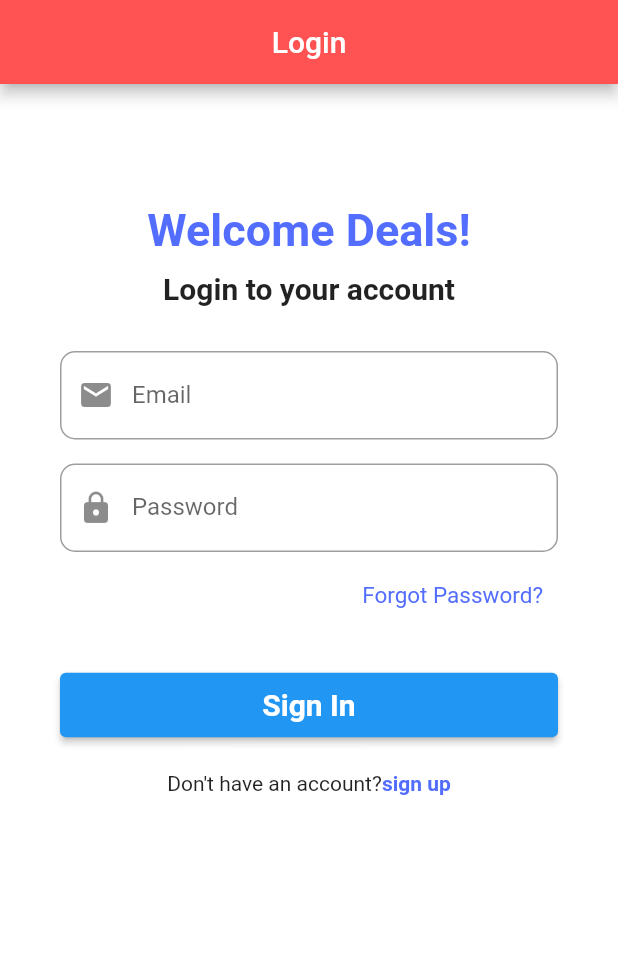
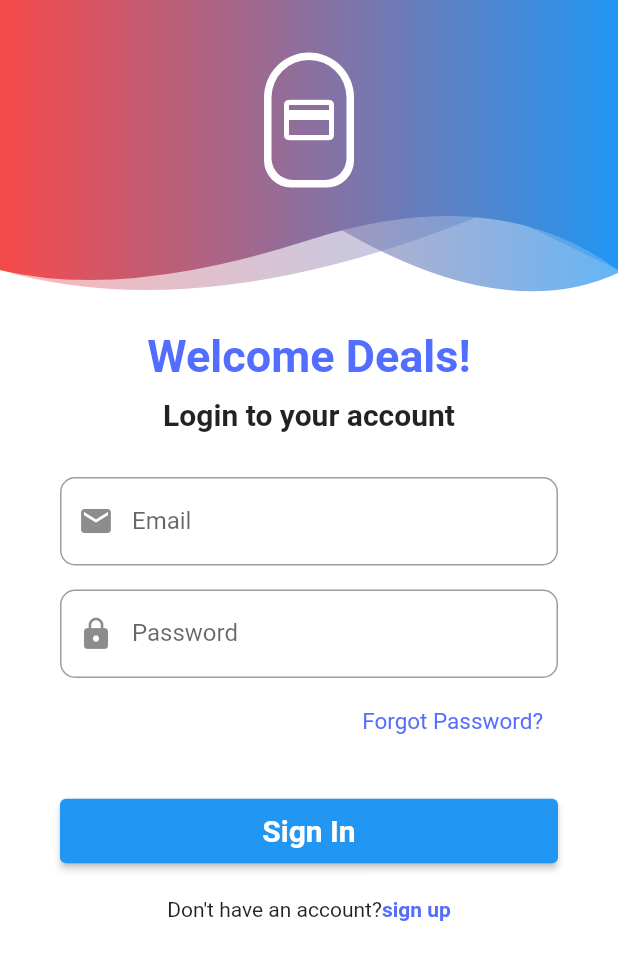
Before and after one commit to zeroappz/flutterapp, a Flutter app: the screen it shows after launch, on a phone screen of 412 x 824 dp. Shown: the top 960 px of the screen. Run offline on Flutter 3.47's test engine with Material 2 defaults, Android fonts, the phone set to English and light mode, and no system bars; our stand-ins replace hexcolor.

Commit message:
login screen design with SHapeClipper

```diff
--- a/lib/main.dart
+++ b/lib/main.dart
@@ -1,6 +1,6 @@
 import 'package:dealsapp/pages/loginscreen.dart';
 
-import '../pages/splashscreen.dart';
+// import '../pages/splashscreen.dart';
 import 'package:flutter/material.dart'; // building android layout
 // import 'package:flutter/cupertino.dart'; // for ios layout
 import 'package:hexcolor/hexcolor.dart';
@@ -10,13 +10,13 @@ void main() {
 }
 
 class MyApp extends StatelessWidget {
-  // const MyApp({Key? key}) : super(key: key);
+  MyApp({Key? key}) : super(key: key);
 
   // Color _primaryColor = Colors.blue;
-  Color _primaryColor = HexColor("#F74949");
+  final Color _primaryColor = HexColor("#F74949");
   // Color _primaryColor = Color(0xFF00FF00);
 
-  Color _accentColor = HexColor("#F73849");
+  final Color _accentColor = HexColor("#F73849");
 
   // This widget is the root of your application.
   @override
@@ -26,10 +26,11 @@ class MyApp extends StatelessWidget {
       theme: ThemeData(
           primaryColor: _primaryColor,
           primarySwatch: Colors.blue,
-          scaffoldBackgroundColor: Colors.grey.shade100),
+        scaffoldBackgroundColor: _accentColor,
+      ),
       debugShowCheckedModeBanner: true,
       // home: SplashScreen(title: "Deals App"),
-      home: LoginScreen(),
+      home: const LoginScreen(),
     );
   }
 }
--- a/lib/pages/loginscreen.dart
+++ b/lib/pages/loginscreen.dart
@@ -1,9 +1,10 @@
 import 'package:dealsapp/pages/splashscreen.dart';
+import 'package:dealsapp/pages/widget/header_widget.dart';
 import 'package:flutter/gestures.dart';
 import 'package:flutter/material.dart';
 
 class LoginScreen extends StatefulWidget {
-  // const LoginScreen({Key? key}) : super(key: key);
+  const LoginScreen({Key? key}) : super(key: key);
 
   @override
   State<LoginScreen> createState() => _LoginScreenState();
@@ -35,20 +36,27 @@ class _LoginScreenState extends State<LoginScreen> {
   @override
   Widget build(BuildContext context) {
     return Scaffold(
-      appBar: AppBar(
-        title: const Text('Login'),
-        centerTitle: true,
-        backgroundColor: Colors.redAccent,
-      ),
+      // app bar to load the title bar for an app, it must be used within the Scaffold Class
+      // appBar: AppBar(
+      //   title: const Text('Login'),
+      //   centerTitle: true,
+      //   backgroundColor: Colors.redAccent,
+      // ),
+
       backgroundColor: Colors.white,
       body: SingleChildScrollView(
         // for scrollable page or action
+        child: SafeArea(
           child: Column(
             mainAxisAlignment: MainAxisAlignment.spaceEvenly,
             // crossAxisAlignment: CrossAxisAlignment.start,
             children: [
+              Container(
+                height: 200.0,
+                child: const HeaderWidget(200.0, true, Icons.credit_card),
+              ),
               const SizedBox(
-              height: 80.0,
+                height: 20.0,
               ),
               Container(
                 height: MediaQuery.of(context).size.height,
@@ -89,7 +97,7 @@ class _LoginScreenState extends State<LoginScreen> {
                                 decoration: InputDecoration(
                                   labelText: 'Email',
                                   hintText: 'Enter your email',
-                                prefixIcon: Icon(Icons.email),
+                                  prefixIcon: const Icon(Icons.email),
                                   border: OutlineInputBorder(
                                     borderRadius: BorderRadius.circular(10),
                                   ),
@@ -129,7 +137,8 @@ class _LoginScreenState extends State<LoginScreen> {
                                 height: 20.0,
                               ),
                               Container(
-                              margin: const EdgeInsets.fromLTRB(10, 0, 10, 20),
+                                margin:
+                                    const EdgeInsets.fromLTRB(10, 0, 10, 20),
                                 alignment: Alignment.topRight,
                                 child: GestureDetector(
                                   child: const Text(
@@ -160,7 +169,8 @@ class _LoginScreenState extends State<LoginScreen> {
                                     // IconButton
                                     ElevatedButton(
                                   child: const Padding(
-                                  padding: EdgeInsets.fromLTRB(40, 10, 40, 10),
+                                    padding:
+                                        EdgeInsets.fromLTRB(40, 10, 40, 10),
                                     child: Text(
                                       'Sign In',
                                       style: TextStyle(
@@ -200,7 +210,8 @@ class _LoginScreenState extends State<LoginScreen> {
                                 child: Text.rich(
                                   TextSpan(
                                     children: [
-                                    TextSpan(text: 'Don\'t have an account?'),
+                                      const TextSpan(
+                                          text: 'Don\'t have an account?'),
                                       TextSpan(
                                         text: 'sign up',
                                         recognizer: TapGestureRecognizer()
@@ -209,7 +220,7 @@ class _LoginScreenState extends State<LoginScreen> {
                                               context,
                                               MaterialPageRoute(
                                                 builder: (context) =>
-                                                  SplashScreen(
+                                                    const SplashScreen(
                                                   title: 'Sign Up',
                                                 ),
                                               ),
@@ -241,6 +252,7 @@ class _LoginScreenState extends State<LoginScreen> {
             ],
           ),
         ),
+      ),
     );
   }
 }
--- a/lib/pages/splashscreen.dart
+++ b/lib/pages/splashscreen.dart
@@ -7,7 +7,7 @@ import 'package:flutter/material.dart';
 class SplashScreen extends StatefulWidget {
   final String title;
 
-  SplashScreen({Key? key, required this.title}) : super(key: key);
+  const SplashScreen({Key? key, required this.title}) : super(key: key);
 
   @override
   State<SplashScreen> createState() => _SplashScreenState();
@@ -16,14 +16,16 @@ class SplashScreen extends StatefulWidget {
 class _SplashScreenState extends State<SplashScreen> {
   // constructor to load initially
   _SplashScreenState() {
-    Timer(Duration(milliseconds: 5000), () {
+    Timer(const Duration(milliseconds: 5000), () {
       setState(() {
         // Navigator.of(context).pushReplacementNamed('/home');
         // Navigator.push(SpashScreen());
         // Navigator.pushNamed();
         // Navigator.pop();
         Navigator.of(context).pushAndRemoveUntil(
-            MaterialPageRoute(builder: (context) => LoginScreen()),
+            MaterialPageRoute(
+              builder: (context) => const LoginScreen(),
+            ),
             (route) => false);
       });
     });
@@ -40,7 +42,7 @@ class _SplashScreenState extends State<SplashScreen> {
               Theme.of(context).primaryColor,
               Theme.of(context).accentColor
             ],
-            stops: [0.0, 1.0],
+            stops: const [0.0, 1.0],
             tileMode: TileMode.mirror),
       ),
       child: AnimatedOpacity(
@@ -59,7 +61,7 @@ class _SplashScreenState extends State<SplashScreen> {
                 BoxShadow(
                     color: Colors.black.withOpacity(0.3),
                     blurRadius: 2.0,
-                    offset: Offset(0.0, 2.0),
+                    offset: const Offset(0.0, 2.0),
                     spreadRadius: 2.0),
               ],
             ),
--- /dev/null
+++ b/lib/pages/widget/header_widget.dart
@@ -0,0 +1,159 @@
+// This widget will draw header section of all page. Wich you will get with the project source code.
+
+import 'package:flutter/material.dart';
+
+class HeaderWidget extends StatefulWidget {
+  final double _height;
+  final bool _showIcon;
+  final IconData _icon;
+
+  const HeaderWidget(this._height, this._showIcon, this._icon, {Key? key})
+      : super(key: key);
+
+  @override
+  _HeaderWidgetState createState() =>
+      _HeaderWidgetState(_height, _showIcon, _icon);
+}
+
+class _HeaderWidgetState extends State<HeaderWidget> {
+  final double _height;
+  final bool _showIcon;
+  final IconData _icon;
+
+  _HeaderWidgetState(this._height, this._showIcon, this._icon);
+
+  @override
+  Widget build(BuildContext context) {
+    double width = MediaQuery.of(context).size.width;
+
+    return Container(
+      child: Stack(
+        children: [
+          ClipPath(
+            child: Container(
+              decoration: BoxDecoration(
+                gradient: LinearGradient(
+                    colors: [
+                      Theme.of(context).primaryColor.withOpacity(0.4),
+                      Theme.of(context).accentColor.withOpacity(0.7),
+                    ],
+                    begin: const FractionalOffset(0.0, 0.0),
+                    end: const FractionalOffset(1.0, 0.0),
+                    stops: const [0.0, 1.0],
+                    tileMode: TileMode.clamp),
+              ),
+            ),
+            clipper: ShapeClipper([
+              Offset(width / 5, _height),
+              Offset(width / 10 * 5, _height - 60),
+              Offset(width / 5 * 4, _height + 20),
+              Offset(width, _height - 18)
+            ]),
+          ),
+          ClipPath(
+            child: Container(
+              decoration: BoxDecoration(
+                gradient: LinearGradient(
+                    colors: [
+                      Theme.of(context).primaryColor.withOpacity(0.4),
+                      Theme.of(context).accentColor.withOpacity(0.4),
+                    ],
+                    begin: const FractionalOffset(0.0, 0.0),
+                    end: const FractionalOffset(1.0, 0.0),
+                    stops: const [0.0, 1.0],
+                    tileMode: TileMode.clamp),
+              ),
+            ),
+            clipper: ShapeClipper([
+              Offset(width / 3, _height + 20),
+              Offset(width / 10 * 8, _height - 60),
+              Offset(width / 5 * 4, _height - 60),
+              Offset(width, _height - 20)
+            ]),
+          ),
+          ClipPath(
+            child: Container(
+              decoration: BoxDecoration(
+                gradient: LinearGradient(
+                    colors: [
+                      Theme.of(context).primaryColor,
+                      Theme.of(context).accentColor,
+                    ],
+                    begin: const FractionalOffset(0.0, 0.0),
+                    end: const FractionalOffset(1.0, 0.0),
+                    stops: const [0.0, 1.0],
+                    tileMode: TileMode.clamp),
+              ),
+            ),
+            clipper: ShapeClipper([
+              Offset(width / 5, _height),
+              Offset(width / 2, _height - 40),
+              Offset(width / 5 * 4, _height - 80),
+              Offset(width, _height - 20)
+            ]),
+          ),
+          Visibility(
+            visible: _showIcon,
+            child: Container(
+              height: _height - 40,
+              child: Center(
+                child: Container(
+                  margin: const EdgeInsets.all(20),
+                  padding: const EdgeInsets.only(
+                    left: 5.0,
+                    top: 20.0,
+                    right: 5.0,
+                    bottom: 20.0,
+                  ),
+                  decoration: BoxDecoration(
+                    // borderRadius: BorderRadius.circular(20),
+                    borderRadius: const BorderRadius.only(
+                      topLeft: Radius.circular(100),
+                      topRight: Radius.circular(100),
+                      bottomLeft: Radius.circular(60),
+                      bottomRight: Radius.circular(60),
+                    ),
+                    border: Border.all(width: 5, color: Colors.white),
+                  ),
+                  child: Icon(
+                    _icon,
+                    color: Colors.white,
+                    size: 40.0,
+                  ),
+                ),
+              ),
+            ),
+          ),
+        ],
+      ),
+    );
+  }
+}
+
+class ShapeClipper extends CustomClipper<Path> {
+  final List<Offset> _offsets;
+  ShapeClipper(this._offsets);
+  @override
+  Path getClip(Size size) {
+    var path = Path();
+
+    path.lineTo(0.0, size.height - 20);
+
+    // path.quadraticBezierTo(size.width/5, size.height, size.width/2, size.height-40);
+    // path.quadraticBezierTo(size.width/5*4, size.height-80, size.width, size.height-20);
+
+    path.quadraticBezierTo(
+        _offsets[0].dx, _offsets[0].dy, _offsets[1].dx, _offsets[1].dy);
+    path.quadraticBezierTo(
+        _offsets[2].dx, _offsets[2].dy, _offsets[3].dx, _offsets[3].dy);
+
+    // path.lineTo(size.width, size.height-20);
+    path.lineTo(size.width, 0.0);
+    path.close();
+
+    return path;
+  }
+
+  @override
+  bool shouldReclip(CustomClipper<Path> oldClipper) => false;
+}
```
Lines whose indentation alone changed are shown as unchanged.
